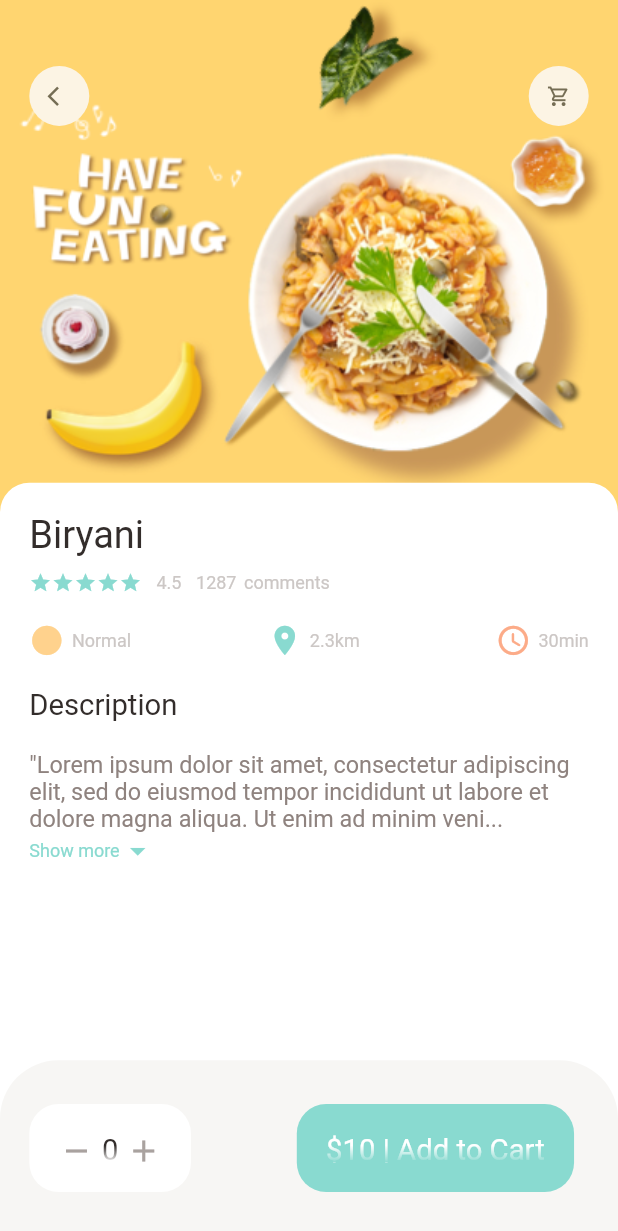
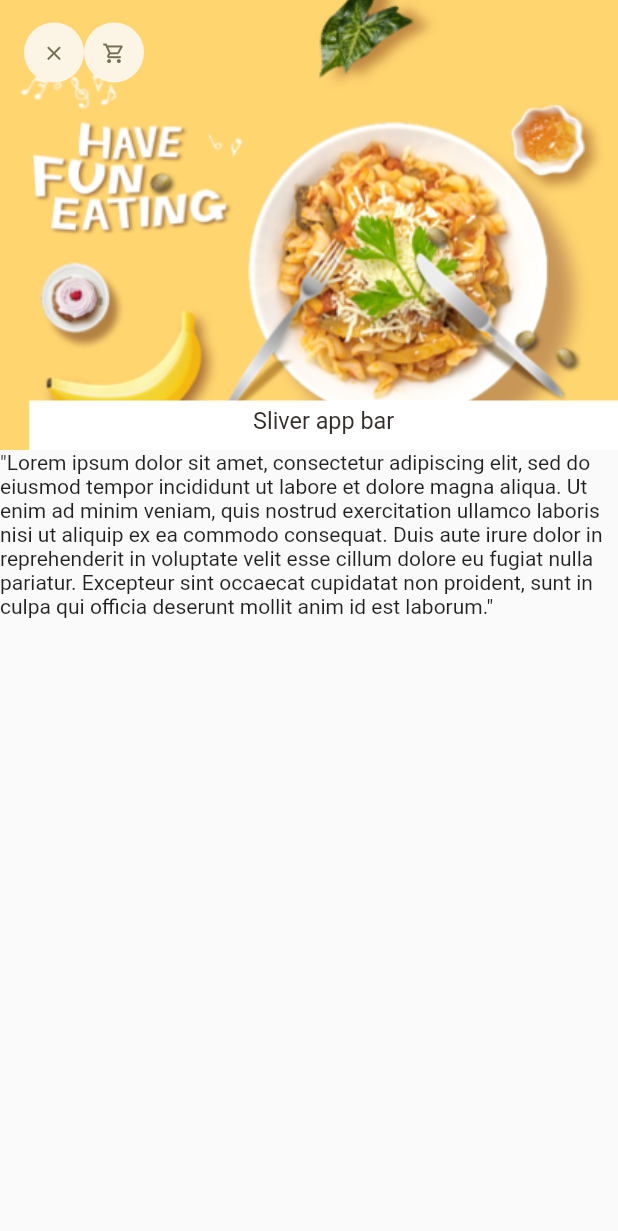
Before and after one commit to SoulCoder65/soul-food-frontend, a Flutter app: the screen it shows after launch, on a phone screen of 412 x 824 dp. Shown: the top 1231 px of the screen. Run offline on Flutter 3.47's test engine with Material 2 defaults, Android fonts, the phone set to English and light mode, and no system bars; our stand-ins replace dots_indicator, get.

Commit message:
Working on Recommended Food Detail

```diff
--- a/lib/main.dart
+++ b/lib/main.dart
@@ -1,5 +1,6 @@
 import 'package:flutter/material.dart';
 import 'package:food_delivery/screens/food_section/popular_food_detail.dart';
+import 'package:food_delivery/screens/food_section/recommended_foo_detail.dart';
 import 'package:food_delivery/screens/home/main_home_page.dart';
 import 'package:get/get.dart';
 void main() {
@@ -18,7 +19,7 @@ class MyApp extends StatelessWidget {
       theme: ThemeData(
         primarySwatch: Colors.blue,
       ),
-      home: PopularFoodDetail(),
+      home: RecommendedFoodDetail(),
     );
   }
 }
--- /dev/null
+++ b/lib/screens/food_section/recommended_foo_detail.dart
@@ -0,0 +1,62 @@
+import 'package:flutter/material.dart';
+import 'package:food_delivery/utils/colors.dart';
+import 'package:food_delivery/utils/dimensions.dart';
+import 'package:food_delivery/widgets/app_icon.dart';
+import 'package:food_delivery/widgets/big_text.dart';
+
+class RecommendedFoodDetail extends StatefulWidget {
+  const RecommendedFoodDetail({Key? key}) : super(key: key);
+
+  @override
+  _RecommendedFoodDetailState createState() => _RecommendedFoodDetailState();
+}
+
+class _RecommendedFoodDetailState extends State<RecommendedFoodDetail> {
+  @override
+  Widget build(BuildContext context) {
+    return Scaffold(
+      body: CustomScrollView(
+        slivers: [
+          SliverAppBar(
+            toolbarHeight: 70,
+            title: Row(
+              children: [
+                AppIcon(icon: Icons.clear),
+                AppIcon(icon: Icons.shopping_cart_outlined)
+              ],
+            ),
+            bottom: PreferredSize(
+              preferredSize: const Size.fromHeight(20),
+              child: Container(
+                margin: EdgeInsets.only(left: Dimensions.width20),
+                color: Colors.white,
+                child: Center(
+                  child: BigText(
+                    size: Dimensions.font16,
+                    text: "Sliver app bar",
+                  ),
+                ),
+                width: double.maxFinite,
+                padding: EdgeInsets.only(top: 5, bottom: 10),
+              ),
+            ),
+            pinned: true,
+            backgroundColor: AppColors.yellowColor,
+            expandedHeight: 300,
+            flexibleSpace: FlexibleSpaceBar(
+              background: Image.asset(
+                "assets/image/food0.png",
+                width: double.maxFinite,
+                fit: BoxFit.cover,
+              ),
+            ),
+          ),
+          SliverToBoxAdapter(
+            child: Text(
+                '"Lorem ipsum dolor sit amet, consectetur adipiscing elit, sed do eiusmod tempor incididunt ut labore et dolore magna aliqua. Ut enim ad minim veniam, quis nostrud exercitation ullamco laboris nisi ut aliquip ex ea commodo consequat. Duis aute irure dolor in reprehenderit in voluptate velit esse cillum dolore eu fugiat nulla pariatur. Excepteur sint occaecat cupidatat non proident, sunt in culpa qui officia deserunt mollit anim id est laborum."'),
+          )
+        ],
+      ),
+    );
+  }
+}
```
